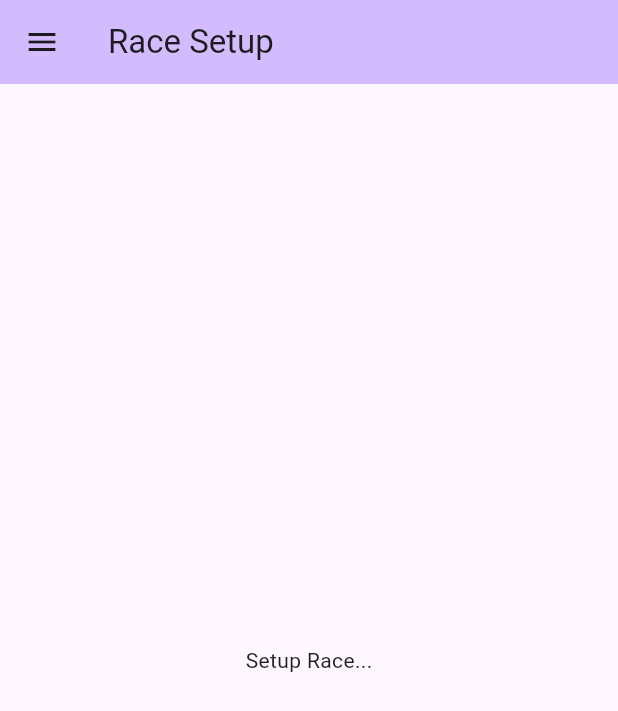
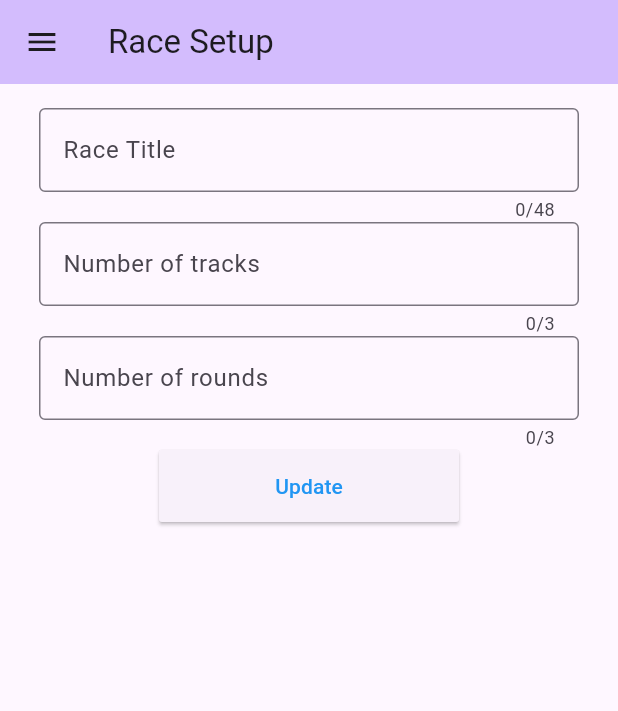
Before and after one commit to dezi/slotman, a Flutter app: the SetupRacePage screen opened by its route, on a phone screen of 412 x 824 dp. Shown: the top 711 px of the screen. Run offline on Flutter 3.47's test engine with Material 3 defaults, Android fonts, the phone set to English and light mode, and no system bars; our stand-ins replace shared_preferences; accounts and stored records are empty; network calls fail; statements that could not run were skipped.

Commit message:
Race setup.

```diff
--- /dev/null
+++ b/lib/messages/race.dart
@@ -0,0 +1,29 @@
+class Race {
+  final String what = 'race';
+  final String mode;
+
+  String title;
+  int tracks;
+  int rounds;
+
+  Race({
+    required this.mode,
+    this.title = '',
+    this.tracks = 0,
+    this.rounds = 0,
+  });
+
+  Race.fromJson(Map<String, dynamic> json)
+      : mode = json['mode'] as String,
+        title = json['title'] as String,
+        tracks = json['tracks'] as int,
+        rounds = json['rounds'] as int;
+
+  Map<String, dynamic> toJson() => {
+        'what': what,
+        'mode': mode,
+        'title': title,
+        'tracks': tracks,
+        'rounds': rounds,
+      };
+}
--- a/lib/pages/setup_pilot.dart
+++ b/lib/pages/setup_pilot.dart
@@ -30,8 +30,6 @@ class _SetupPilotPageState extends State<SetupPilotPage> {
       ),
       drawer: MainDrawer(),
       body: Center(
-        // Center is a layout widget. It takes a single child and positions it
-        // in the middle of the parent.
         child: SizedBox(
           width: 360,
           child: Column(children: [
--- a/lib/pages/setup_race.dart
+++ b/lib/pages/setup_race.dart
@@ -1,5 +1,6 @@
 import 'package:flutter/material.dart';
 import 'package:slotman/drawer.dart';
+import 'package:slotman/status.dart';
 
 class SetupRacePage extends StatefulWidget {
   const SetupRacePage({super.key});
@@ -7,13 +8,27 @@ class SetupRacePage extends StatefulWidget {
   final String title = 'Race Setup';
 
   @override
-  State<SetupRacePage> createState() => _SetupRacePageState();
+  State<SetupRacePage> createState() => SetupRacePageState();
 }
 
-class _SetupRacePageState extends State<SetupRacePage> {
+class SetupRacePageState extends State<SetupRacePage> {
+  static SetupRacePageState? injector;
+
+  void setContent() {
+    setState(() {});
+  }
 
   @override
   Widget build(BuildContext context) {
+    injector = this;
+
+    var tracks = Status.race.tracks != 0 ? '${Status.race.tracks}' : '';
+    var rounds = Status.race.rounds != 0 ? '${Status.race.rounds}' : '';
+
+    TextEditingController titleController = TextEditingController(text: Status.race.title);
+    TextEditingController tracksController = TextEditingController(text: tracks);
+    TextEditingController roundsController = TextEditingController(text: rounds);
+
     return Scaffold(
       appBar: AppBar(
         backgroundColor: Theme.of(context).colorScheme.inversePrimary,
@@ -21,12 +36,67 @@ class _SetupRacePageState extends State<SetupRacePage> {
       ),
       drawer: MainDrawer(),
       body: Center(
-        // Center is a layout widget. It takes a single child and positions it
-        // in the middle of the parent.
-        child: const Text(
-              'Setup Race...',
+        child: SizedBox(
+          width: 360,
+          child: Column(children: [
+            SizedBox(height: 16),
+            TextField(
+              controller: titleController,
+              decoration: InputDecoration(
+                labelText: 'Race Title',
+                hintText: 'Please enter the race title',
+                border: OutlineInputBorder(),
+              ),
+              maxLength: 48,
+              onChanged: (text) {
+                Status.race.title = text;
+              },
             ),
+            TextField(
+              controller: tracksController,
+              decoration: InputDecoration(
+                labelText: 'Number of tracks',
+                hintText: 'Please enter the number of tracks',
+                border: OutlineInputBorder(),
+              ),
+              maxLength: 3,
+              onChanged: (text) {
+                setState(() {
+                  Status.race.tracks = int.parse(text);
+                });
+              },
+            ),
+            TextField(
+              controller: roundsController,
+              decoration: InputDecoration(
+                labelText: 'Number of rounds',
+                hintText: 'Please enter the number of rounds',
+                border: OutlineInputBorder(),
+              ),
+              maxLength: 3,
+              onChanged: (text) {
+                setState(() {
+                  Status.race.rounds = int.parse(text);
+                });
+              },
+            ),
+            ElevatedButton(
+              style: ElevatedButton.styleFrom(
+                foregroundColor: Colors.blue,
+                minimumSize: Size(200, 48),
+                padding: EdgeInsets.symmetric(horizontal: 16),
+                shape: const RoundedRectangleBorder(
+                  borderRadius: BorderRadius.all(Radius.circular(2)),
+                ),
+              ),
+              onPressed: () {
+                Status.sndRace();
+              },
+              child: Text('Update'),
+            )
+          ]),
         ),
-      );
+      ),
+    );
   }
 }
--- a/lib/socket.dart
+++ b/lib/socket.dart
@@ -3,6 +3,7 @@ import 'dart:developer';
 import 'package:slotman/locals.dart';
 import 'package:slotman/messages/controller.dart';
 import 'package:slotman/messages/message.dart';
+import 'package:slotman/messages/race.dart';
 import 'package:slotman/messages/tracks.dart';
 import 'package:slotman/status.dart';
 import 'package:web_socket_channel/web_socket_channel.dart';
@@ -31,15 +32,17 @@ class Socket {
       var message = Message.fromJson(jsonDecode(json));
 
       switch (message.tag()) {
+        case 'race|set':
+          var race = Race.fromJson(jsonDecode(json));
+          Status.rcvRace(race);
+          break;
         case 'tracks|set':
-        case 'tracks|get':
           var tracks = Tracks.fromJson(jsonDecode(json));
           Status.rcvNumberOfTracks(tracks);
           break;
         case 'controller|set':
           var controller = Controller.fromJson(jsonDecode(json));
           Status.rcvCalibrateController(controller);
-
       }
     });
   }
--- a/lib/status.dart
+++ b/lib/status.dart
@@ -1,7 +1,9 @@
 import 'dart:convert';
 import 'package:slotman/messages/controller.dart';
+import 'package:slotman/messages/race.dart';
 import 'package:slotman/messages/tracks.dart';
 import 'package:slotman/pages/setup_controller.dart';
+import 'package:slotman/pages/setup_race.dart';
 import 'package:slotman/socket.dart';
 
 class Status {
@@ -9,9 +11,24 @@ class Status {
   static int selectedController = 0;
   static bool isCalibrating = false;
 
+  static Race race = Race(mode: 'set', title: '', tracks: 0, rounds: 0);
+
   static Future<void> initialize() async {
     var tracks = Tracks(mode: 'get');
     Socket.transmit(jsonEncode(tracks));
+    var race = Race(mode: 'get');
+    Socket.transmit(jsonEncode(race));
+  }
+
+  static void sndRace() {
+    Socket.transmit(jsonEncode(race));
+  }
+
+  static void rcvRace(Race race) {
+    Status.race = race;
+    if (SetupRacePageState.injector != null) {
+      SetupRacePageState.injector!.setContent();
+    }
   }
 
   static void sndNumberOfTracks(int numberOfTracks) {
```
